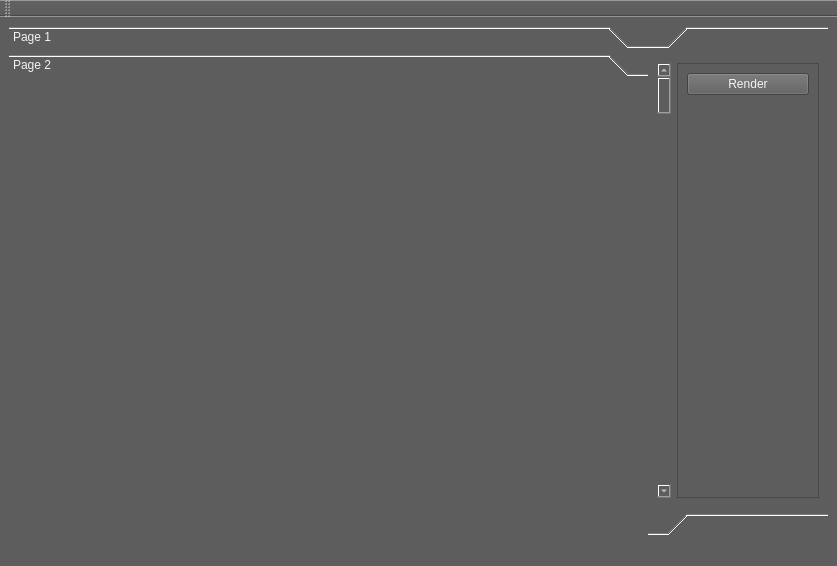
Above: FinalSubmission/ui/MainWindow.ui from TomMinor/Path-Tracer before the change. Below: the same form after it.
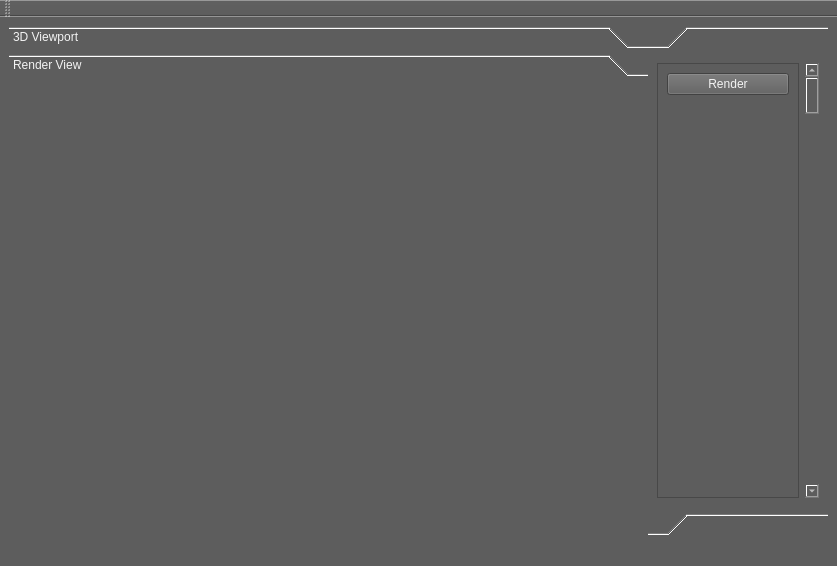
That is the form after the change. The open tabs and pages were chosen to show the change.

What changed in the file:
```diff
--- a/FinalSubmission/ui/MainWindow.ui
+++ b/FinalSubmission/ui/MainWindow.ui
@@ -57,7 +57,7 @@
           </size>
          </property>
          <attribute name="label">
-          <string>Page 1</string>
+          <string>3D Viewport</string>
          </attribute>
          <layout class="QHBoxLayout" name="horizontalLayout_8">
           <item>
@@ -82,7 +82,7 @@
           </rect>
          </property>
          <attribute name="label">
-          <string>Page 2</string>
+          <string>Render View</string>
          </attribute>
         </widget>
        </widget>
@@ -121,13 +121,28 @@
       <property name="midLineWidth">
        <number>0</number>
       </property>
-      <widget class="QWidget" name="toolBoxPage1" native="true">
+      <widget class="QWidget" name="toolBoxPage1">
+       <property name="geometry">
+        <rect>
+         <x>0</x>
+         <y>0</y>
+         <width>180</width>
+         <height>451</height>
+        </rect>
+       </property>
        <attribute name="label">
         <string/>
        </attribute>
        <layout class="QHBoxLayout" name="horizontalLayout_4">
         <item>
          <layout class="QHBoxLayout" name="horizontalLayout_2">
+          <item>
+           <widget class="QScrollBar" name="verticalScrollBar">
+            <property name="orientation">
+             <enum>Qt::Vertical</enum>
+            </property>
+           </widget>
+          </item>
           <item>
            <widget class="QScrollArea" name="scrollArea_2">
             <property name="widgetResizable">
@@ -169,13 +184,6 @@
           </item>
          </layout>
         </item>
-        <item>
-         <widget class="QScrollBar" name="verticalScrollBar">
-          <property name="orientation">
-           <enum>Qt::Vertical</enum>
-          </property>
-         </widget>
-        </item>
        </layout>
       </widget>
       <widget class="QWidget" name="toolBoxPage2" native="true">
```
Left out of the diff: 12 changed lines with no effect on the pictures.
